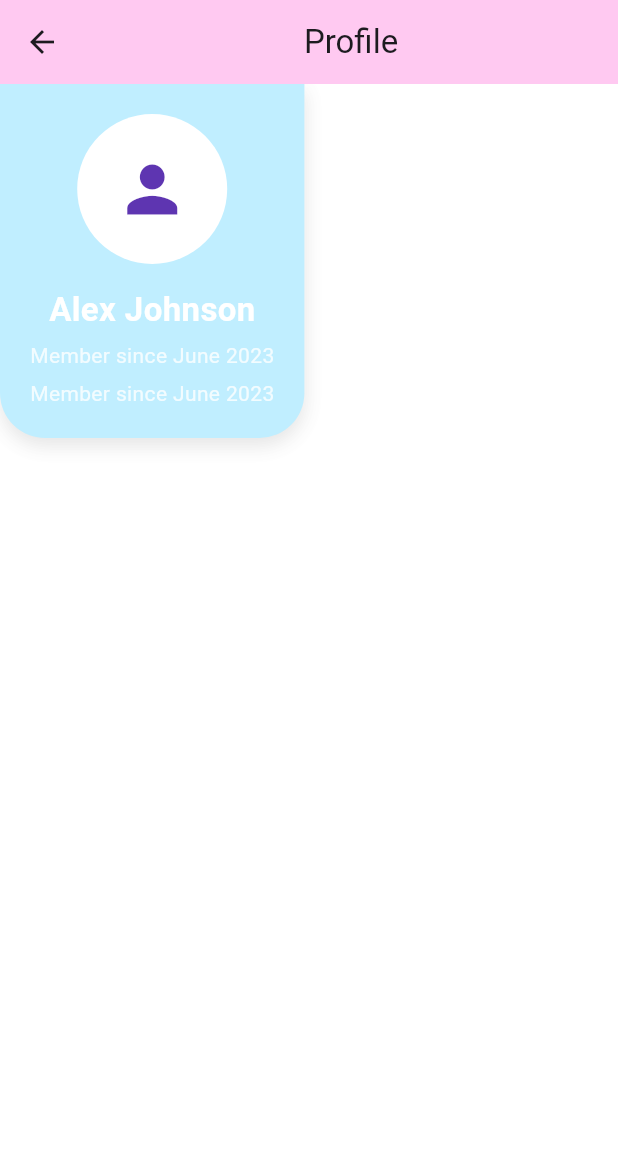
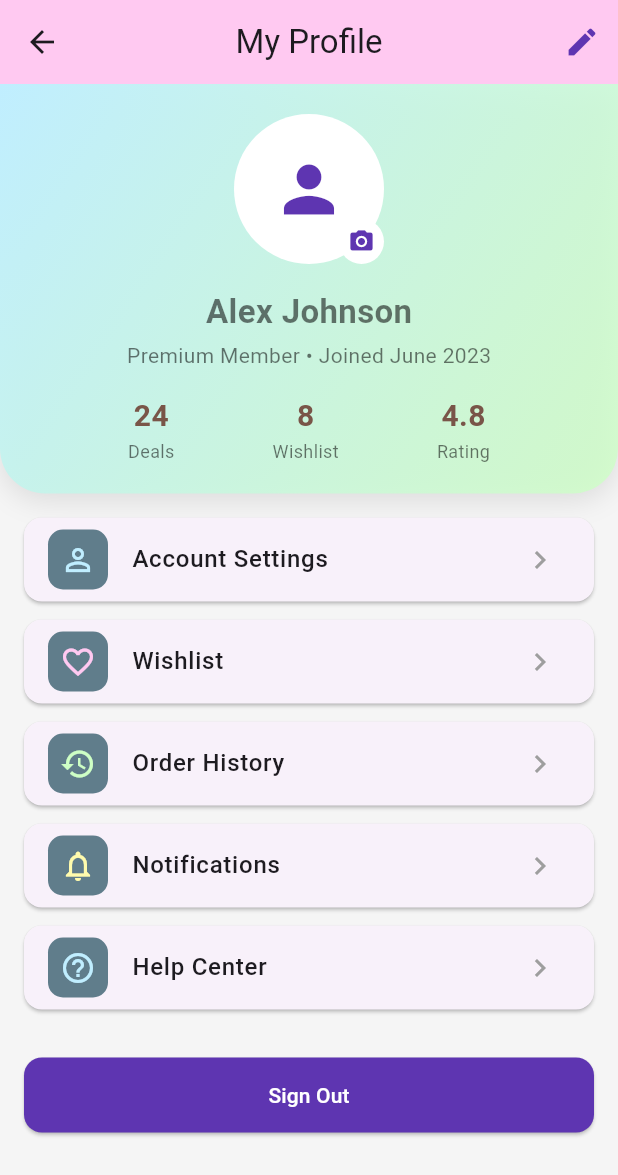
Before and after one commit to ItsHaque/BargainBin, a Flutter app: the Profile screen opened directly, on a phone screen of 412 x 824 dp. Shown: the top 1175 px of the screen. Run offline on Flutter 3.47's test engine with Material 3 defaults, Android fonts, the phone set to English and light mode, and no system bars; our stand-ins replace supabase_flutter; accounts and stored records are empty.

Commit message:
UI updated for profile.dart

```diff
--- a/lib/screens/profile.dart
+++ b/lib/screens/profile.dart
@@ -1,29 +1,43 @@
 import 'package:flutter/material.dart';
 
-class Profile extends StatefulWidget{
+class Profile extends StatefulWidget {
   const Profile({super.key});
 
   @override
-  State<Profile> createState()=> _ProfileState();
+  State<Profile> createState() => _ProfileState();
 }
 
 class _ProfileState extends State<Profile> {
   @override
-  Widget build(Object context) {
+  Widget build(BuildContext context) {
     return Scaffold(
       appBar: AppBar(
-        title: Center(child: Text("Profile"),),
+        title: const Text("My Profile"),
+        centerTitle: true,
         backgroundColor: const Color(0xFFFFC9F1),
+        elevation: 0,
+        actions: [
+          IconButton(
+            icon: const Icon(Icons.edit, color: Color(0xFF5e35b1)),
+            onPressed: () {},
           ),
-      backgroundColor: const Color(0x99FFFFFF),
-      body: SingleChildScrollView(
-        child: Column(
+        ],
+      ),
+      backgroundColor: const Color(0xFFF5F5F5),
+      body: Column(
         children: [
           // Profile Header
           Container(
             padding: const EdgeInsets.all(20),
             decoration: BoxDecoration(
-                color: const Color(0xFFc0eeff), // Pastel blue
+              gradient: LinearGradient(
+                colors: [
+                  const Color(0xFFc0eeff),
+                  const Color(0xFFceffc5).withOpacity(0.8),
+                ],
+                begin: Alignment.topLeft,
+                end: Alignment.bottomRight,
+              ),
               borderRadius: const BorderRadius.only(
                 bottomLeft: Radius.circular(30),
                 bottomRight: Radius.circular(30),
@@ -31,54 +45,167 @@ class _ProfileState extends State<Profile> {
               boxShadow: [
                 BoxShadow(
                   color: Colors.black.withOpacity(0.1),
-                    blurRadius: 10,
+                  blurRadius: 15,
                   offset: const Offset(0, 5),
                 ),
               ],
             ),
             child: Column(
               children: [
-                  // Profile Picture
+                Stack(
+                  alignment: Alignment.bottomRight,
+                  children: [
                     const CircleAvatar(
                       radius: 50,
                       backgroundColor: Colors.white,
                       child: Icon(
                         Icons.person,
                         size: 50,
-                      color: Color(0xFF5e35b1), // Dark purple
+                        color: Color(0xFF5e35b1),
                       ),
                     ),
-                  const SizedBox(height: 15),
-                  // User Name
+                    Container(
+                      padding: const EdgeInsets.all(6),
+                      decoration: const BoxDecoration(
+                        color: Colors.white,
+                        shape: BoxShape.circle,
+                      ),
+                      child: const Icon(
+                        Icons.camera_alt,
+                        size: 18,
+                        color: Color(0xFF5e35b1),
+                      ),
+                    ),
+                  ],
+                ),
+                const SizedBox(height: 16),
                 const Text(
                   'Alex Johnson',
                   style: TextStyle(
                     fontSize: 22,
                     fontWeight: FontWeight.bold,
-                      color: Colors.white,
+                    color: Colors.black54,
                   ),
                 ),
-                  const SizedBox(height: 5),
-                  // Member Since
+                const SizedBox(height: 4),
                 Text(
-                    'Member since June 2023',
+                  'Premium Member • Joined June 2023',
                   style: TextStyle(
-                      color: Colors.white.withOpacity(0.8),
+                    color: Colors.black54,
+                    fontSize: 14,
                   ),
                 ),
-                  const SizedBox(height: 5),
-                  // Member Since
-                  Text(
-                    'Member since June 2023',
-                    style: TextStyle(
-                      color: Colors.white.withOpacity(0.8),
+                const SizedBox(height: 16),
+                Row(
+                  mainAxisAlignment: MainAxisAlignment.spaceEvenly,
+                  children: [
+                    _buildStatItem('24', 'Deals'),
+                    _buildStatItem('8', 'Wishlist'),
+                    _buildStatItem('4.8', 'Rating'),
+                  ],
+                ),
+              ],
+            ),
+          ),
+          Expanded(
+            child: Padding(
+              padding: const EdgeInsets.all(16.0),
+              child: ListView(
+                children: [
+                  _buildProfileCard(
+                    icon: Icons.person_outline,
+                    title: 'Account Settings',
+                    color: const Color(0xFFc0eeff),
+                  ),
+                  _buildProfileCard(
+                    icon: Icons.favorite_border,
+                    title: 'Wishlist',
+                    color: const Color(0xFFffc9f1),
+                  ),
+                  _buildProfileCard(
+                    icon: Icons.history,
+                    title: 'Order History',
+                    color: const Color(0xFFceffc5),
+                  ),
+                  _buildProfileCard(
+                    icon: Icons.notifications_none,
+                    title: 'Notifications',
+                    color: const Color(0xFFfffbad),
+                  ),
+                  _buildProfileCard(
+                    icon: Icons.help_outline,
+                    title: 'Help Center',
+                    color: const Color(0xFFc0eeff),
+                  ),
+                  const SizedBox(height: 20),
+                  ElevatedButton(
+                      onPressed: () {},
+                      style: ElevatedButton.styleFrom(
+                        backgroundColor: const Color(0xFF5e35b1),  // Background color
+                        foregroundColor: Colors.white,             // Text color
+                        shape: RoundedRectangleBorder(
+                          borderRadius: BorderRadius.circular(12),),  // Rounded corners
+                        minimumSize: const Size(double.infinity, 50),  // Full width, 50 height
+                        padding: const EdgeInsets.symmetric(vertical: 12),  // Vertical padding
+                      ),
+                      child: const Text('Sign Out'),
+                    ),
+                ],
+              ),
             ),
           ),
         ],
       ),
+    );
+  }
+
+  Widget _buildStatItem(String value, String label) {
+    return Column(
+      children: [
+        Text(
+          value,
+          style: const TextStyle(
+            fontSize: 20,
+            fontWeight: FontWeight.bold,
+            color: Colors.brown,
+          ),
+        ),
+        Text(
+          label,
+          style: TextStyle(
+            color: Colors.black54,
+            fontSize: 12,
+          ),
         ),
       ],
+    );
+  }
+
+  Widget _buildProfileCard({
+    required IconData icon,
+    required String title,
+    required Color color,
+  }) {
+    return Card(
+      margin: const EdgeInsets.only(bottom: 12),
+      shape: RoundedRectangleBorder(
+        borderRadius: BorderRadius.circular(12),
       ),
+      child: ListTile(
+        leading: Container(
+          padding: const EdgeInsets.all(8),
+          decoration: BoxDecoration(
+            color: const Color(0xFF607D8B),
+            borderRadius: BorderRadius.circular(10),
+          ),
+          child: Icon(icon, color: color),
+        ),
+        title: Text(
+          title,
+          style: const TextStyle(fontWeight: FontWeight.w500),
+        ),
+        trailing: const Icon(Icons.chevron_right, color: Colors.grey),
+        onTap: () {},
       ),
     );
   }
```
Lines whose indentation alone changed are shown as unchanged.
